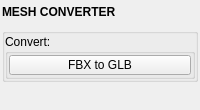
This is pythontk/file_utils/mesh_convert/mesh_convert.ui in m3trik/pythontk as Qt 5 draws it before an edit. The edited form follows.
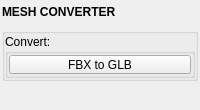
This is the edited form. Custom widgets are drawn as their Qt base class.

What changed in the file:
```diff
--- a/pythontk/file_utils/mesh_convert/mesh_convert.ui
+++ b/pythontk/file_utils/mesh_convert/mesh_convert.ui
@@ -137,13 +137,13 @@
               <property name="minimumSize">
                <size>
                 <width>0</width>
-                <height>20</height>
+                <height>19</height>
                </size>
               </property>
               <property name="maximumSize">
                <size>
                 <width>16777215</width>
-                <height>20</height>
+                <height>19</height>
                </size>
               </property>
               <property name="toolTip">
```
